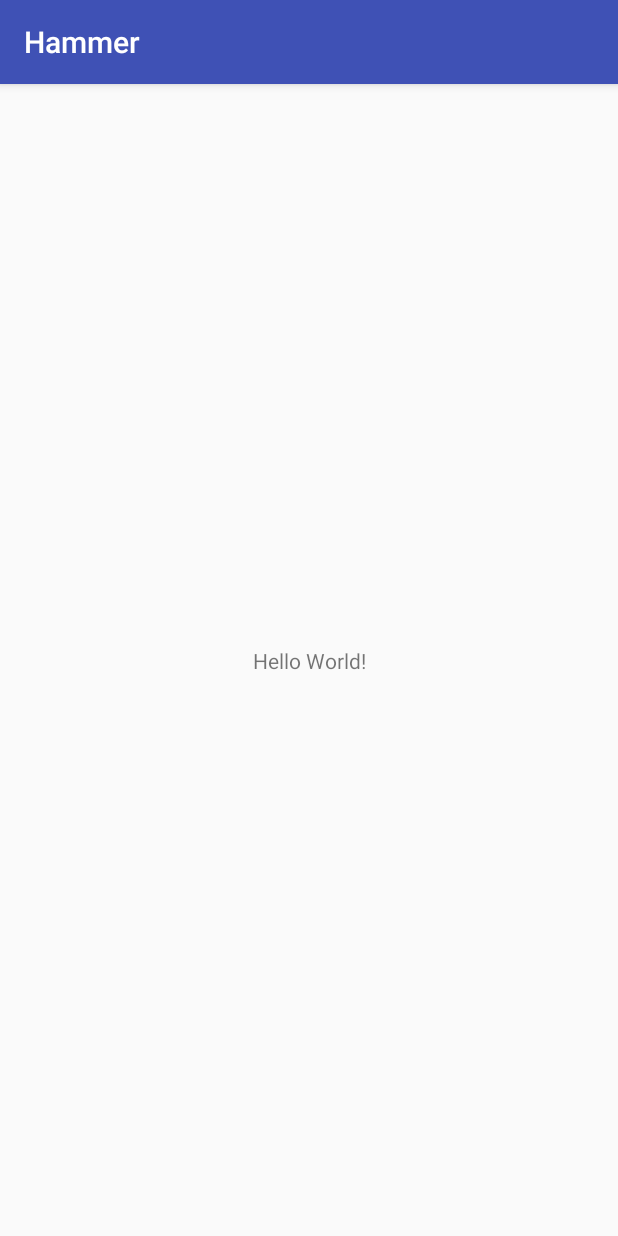
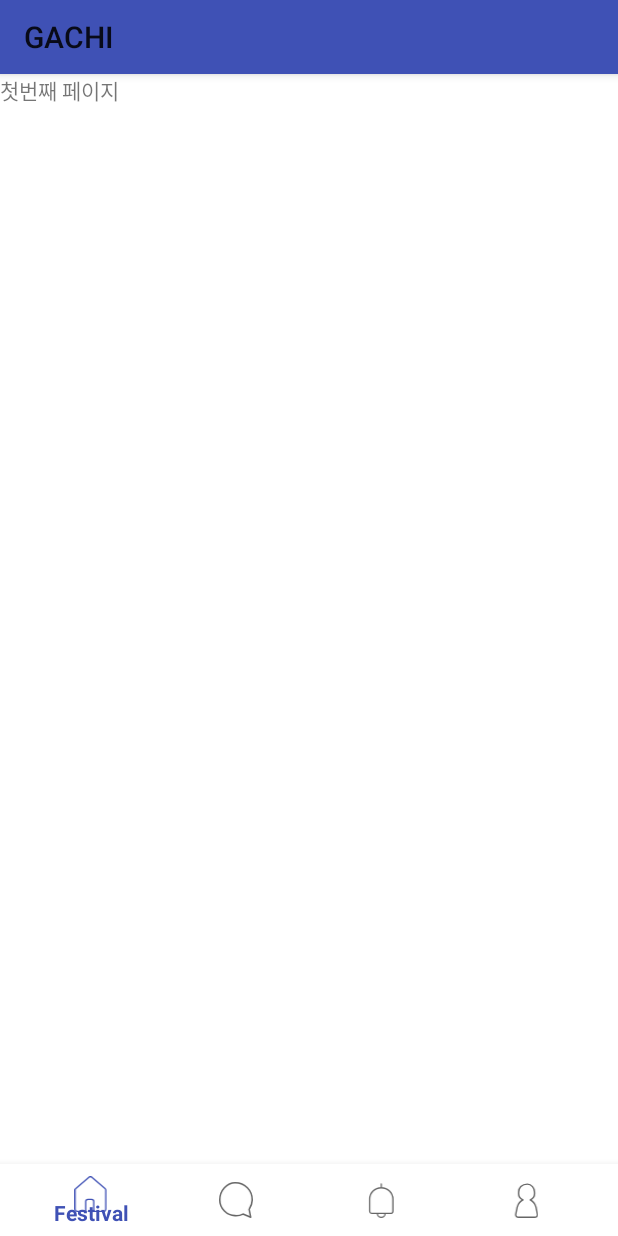
Before and after one commit to hagomy/hammer, an Android app: the screen it shows after launch (MainActivity), on a phone screen of 412 x 824 dp. Run offline under Robolectric (Android 15) with nearby library versions, the phone set to English and light mode, and no system bars; 4 statements that could not run were skipped.

Commit message:
Add fragments

```diff
--- a/app/src/main/AndroidManifest.xml
+++ b/app/src/main/AndroidManifest.xml
@@ -8,8 +8,8 @@
         android:label="@string/app_name"
         android:roundIcon="@mipmap/ic_launcher_round"
         android:supportsRtl="true"
-        android:theme="@style/AppTheme">
-        <activity android:name=".MainActivity">
+        android:theme="@style/AppTheme.NoTitle">
+        <activity android:name=".view.activity.MainActivity">
             <intent-filter>
                 <action android:name="android.intent.action.MAIN" />
 
--- a/app/src/main/kotlin/com/pickth/hammer/MainActivity.kt
+++ /dev/null
@@ -1,12 +0,0 @@
-package com.pickth.hammer
-
-import android.support.v7.app.AppCompatActivity
-import android.os.Bundle
-
-class MainActivity : AppCompatActivity() {
-
-    override fun onCreate(savedInstanceState: Bundle?) {
-        super.onCreate(savedInstanceState)
-        setContentView(R.layout.activity_main)
-    }
-}
--- /dev/null
+++ b/app/src/main/kotlin/com/pickth/hammer/adapter/MainPagerAdapter.kt
@@ -0,0 +1,58 @@
+/*
+ * Copyright 2017 Yonghoon Kim
+ *
+ * Licensed under the Apache License, Version 2.0 (the "License");
+ * you may not use this file except in compliance with the License.
+ * You may obtain a copy of the License at
+ *
+ *      http://www.apache.org/licenses/LICENSE-2.0
+ *
+ * Unless required by applicable law or agreed to in writing, software
+ * distributed under the License is distributed on an "AS IS" BASIS,
+ * WITHOUT WARRANTIES OR CONDITIONS OF ANY KIND, either express or implied.
+ * See the License for the specific language governing permissions and
+ * limitations under the License.
+ */
+
+package com.pickth.hammer.adapter
+
+import android.support.v4.app.Fragment
+import android.support.v4.app.FragmentManager
+import android.support.v4.app.FragmentStatePagerAdapter
+import com.pickth.hammer.view.fragment.Test2Fragment
+import com.pickth.hammer.view.fragment.Test3Fragment
+import com.pickth.hammer.view.fragment.Test4Fragment
+import com.pickth.hammer.view.fragment.TestFragment
+
+/**
+ * Created by yonghoon on 2018-01-09
+ * Blog   : http://blog.pickth.com
+ */
+
+class MainPagerAdapter(val fragmentManager: FragmentManager): FragmentStatePagerAdapter(fragmentManager) {
+    private val mTesetFragment = TestFragment.getInstance()
+    private val mTeset2Fragment = Test2Fragment.getInstance()
+    private val mTeset3Fragment = Test3Fragment.getInstance()
+    private val mTeset4Fragment = Test4Fragment.getInstance()
+
+    private val itemList = ArrayList<Int>()
+
+    override fun getItem(position: Int): Fragment = when(position) {
+//        1 -> mGachiFragment
+        0 -> mTesetFragment
+        1 -> mTeset2Fragment
+        2 -> mTeset3Fragment
+        3 -> mTeset4Fragment
+       else -> {
+           mTeset4Fragment
+       }
+    }
+
+    fun setListItem(position: Int) {
+        itemList.add(position)
+    }
+
+    fun getListItem(position: Int): Int = itemList[position]
+
+    override fun getCount(): Int = itemList.size
+}
--- /dev/null
+++ b/app/src/main/kotlin/com/pickth/hammer/view/activity/MainActivity.kt
@@ -0,0 +1,85 @@
+package com.pickth.hammer.view.activity
+
+import android.support.v7.app.AppCompatActivity
+import android.os.Bundle
+import android.support.design.widget.BottomNavigationView
+import android.support.v4.view.ViewPager
+import android.view.MenuItem
+import com.pickth.hammer.R
+import com.pickth.hammer.adapter.MainPagerAdapter
+import com.pickth.hammer.view.custom.MyBottomNavigationView
+import kotlinx.android.synthetic.main.activity_main.*
+
+class MainActivity : AppCompatActivity(), ViewPager.OnPageChangeListener {
+    private var mMainPagerAdapter: MainPagerAdapter? = null
+    private lateinit var mNavigation: MyBottomNavigationView
+    private lateinit var mMenuItem: MenuItem
+    private lateinit var prevBottomNavigation: MenuItem
+    private var mViewPager: ViewPager? = null
+
+    private val mOnNavigationItemSelectedListener = BottomNavigationView.OnNavigationItemSelectedListener { item ->
+        when (item.itemId) {
+            R.id.navigation_festival -> {
+                mViewPager?.currentItem = 0
+                return@OnNavigationItemSelectedListener true
+            }
+            R.id.navigation_chat -> {
+                mViewPager?.currentItem = 1
+                return@OnNavigationItemSelectedListener true
+            }
+            R.id.navigation_alarm -> {
+                mViewPager?.currentItem = 2
+                return@OnNavigationItemSelectedListener true
+            }
+            R.id.navigation_myinfo -> {
+                mViewPager!!.currentItem = 3
+                return@OnNavigationItemSelectedListener true
+            }
+        }
+        false
+    }
+
+    override fun onCreate(savedInstanceState: Bundle?) {
+        super.onCreate(savedInstanceState)
+        setContentView(R.layout.activity_main)
+
+        // actionbar
+        setSupportActionBar(main_toolbar)
+        supportActionBar?.setDisplayShowTitleEnabled(true)
+        supportActionBar?.setDisplayHomeAsUpEnabled(false)
+        title = "GACHI"
+
+        mNavigation = main_navigation
+        mNavigation.setOnNavigationItemSelectedListener(mOnNavigationItemSelectedListener)
+
+        mMainPagerAdapter = MainPagerAdapter(supportFragmentManager).apply {
+            setListItem(0)
+            setListItem(1)
+            setListItem(2)
+            setListItem(3)
+            notifyDataSetChanged()
+        }
+
+        mViewPager = view_pager.apply {
+            adapter = mMainPagerAdapter
+            currentItem = 0
+            offscreenPageLimit = 4
+            addOnPageChangeListener(this@MainActivity)
+        }
+
+        prevBottomNavigation = mNavigation.menu.getItem(0)
+    }
+
+    override fun onPageScrollStateChanged(state: Int) {
+    }
+
+    override fun onPageScrolled(position: Int, positionOffset: Float, positionOffsetPixels: Int) {
+    }
+
+    override fun onPageSelected(position: Int) {
+        prevBottomNavigation.isChecked = false
+        prevBottomNavigation = mNavigation.menu.getItem(position)
+        prevBottomNavigation.isChecked = true
+    }
+
+}
--- /dev/null
+++ b/app/src/main/kotlin/com/pickth/hammer/view/custom/MyBottomNavigationView.kt
@@ -0,0 +1,45 @@
+/*
+ * Copyright 2017 Yonghoon Kim
+ *
+ * Licensed under the Apache License, Version 2.0 (the "License");
+ * you may not use this file except in compliance with the License.
+ * You may obtain a copy of the License at
+ *
+ *      http://www.apache.org/licenses/LICENSE-2.0
+ *
+ * Unless required by applicable law or agreed to in writing, software
+ * distributed under the License is distributed on an "AS IS" BASIS,
+ * WITHOUT WARRANTIES OR CONDITIONS OF ANY KIND, either express or implied.
+ * See the License for the specific language governing permissions and
+ * limitations under the License.
+ */
+
+package com.pickth.hammer.view.custom
+
+import android.content.Context
+import android.support.design.internal.BottomNavigationMenuView
+import android.support.design.widget.BottomNavigationView
+import android.util.AttributeSet
+
+/**
+ * Created by yonghoon on 2018-01-08
+ * Blog   : http://blog.pickth.com
+ */
+
+class MyBottomNavigationView (context: Context, attrs: AttributeSet): BottomNavigationView(context, attrs) {
+    init {
+        centerMenuIcon()
+    }
+
+    private fun centerMenuIcon() {
+
+        val menuView: BottomNavigationMenuView = getChildAt(0) as BottomNavigationMenuView
+
+        menuView::class.java.getDeclaredField("mShiftingMode").apply {
+            isAccessible = true
+            setBoolean(menuView, false)
+            isAccessible = false
+        }
+
+    }
+}
--- /dev/null
+++ b/app/src/main/kotlin/com/pickth/hammer/view/fragment/Test2Fragment.kt
@@ -0,0 +1,28 @@
+package com.pickth.hammer.view.fragment
+
+import android.os.Bundle
+import android.support.v4.app.Fragment
+import android.view.LayoutInflater
+import android.view.View
+import android.view.ViewGroup
+import com.pickth.hammer.R
+import kotlinx.android.synthetic.main.fragment_test.view.*
+
+/**
+ * Created by yonghoon on 2018-01-09
+ * Blog   : http://blog.pickth.com
+ */
+
+class Test2Fragment : Fragment() {
+
+    companion object {
+        private val mInstance = Test2Fragment()
+        fun getInstance(): Test2Fragment = mInstance
+    }
+
+    override fun onCreateView(inflater: LayoutInflater, container: ViewGroup?, savedInstanceState: Bundle?): View? {
+        val rootView = inflater.inflate(R.layout.fragment_test, container, false)
+        rootView.tv_test.text = "두번째 페이지"
+        return rootView
+    }
+}
--- /dev/null
+++ b/app/src/main/kotlin/com/pickth/hammer/view/fragment/Test3Fragment.kt
@@ -0,0 +1,28 @@
+package com.pickth.hammer.view.fragment
+
+import android.os.Bundle
+import android.support.v4.app.Fragment
+import android.view.LayoutInflater
+import android.view.View
+import android.view.ViewGroup
+import com.pickth.hammer.R
+import kotlinx.android.synthetic.main.fragment_test.view.*
+
+/**
+ * Created by yonghoon on 2018-01-09
+ * Blog   : http://blog.pickth.com
+ */
+
+class Test3Fragment : Fragment() {
+
+    companion object {
+        private val mInstance = Test3Fragment()
+        fun getInstance(): Test3Fragment = mInstance
+    }
+
+    override fun onCreateView(inflater: LayoutInflater, container: ViewGroup?, savedInstanceState: Bundle?): View? {
+        val rootView = inflater.inflate(R.layout.fragment_test, container, false)
+        rootView.tv_test.text = "세번째 페이지"
+        return rootView
+    }
+}
--- /dev/null
+++ b/app/src/main/kotlin/com/pickth/hammer/view/fragment/Test4Fragment.kt
@@ -0,0 +1,28 @@
+package com.pickth.hammer.view.fragment
+
+import android.os.Bundle
+import android.support.v4.app.Fragment
+import android.view.LayoutInflater
+import android.view.View
+import android.view.ViewGroup
+import com.pickth.hammer.R
+import kotlinx.android.synthetic.main.fragment_test.view.*
+
+/**
+ * Created by yonghoon on 2018-01-09
+ * Blog   : http://blog.pickth.com
+ */
+
+class Test4Fragment : Fragment() {
+
+    companion object {
+        private val mInstance = Test4Fragment()
+        fun getInstance(): Test4Fragment = mInstance
+    }
+
+    override fun onCreateView(inflater: LayoutInflater, container: ViewGroup?, savedInstanceState: Bundle?): View? {
+        val rootView = inflater.inflate(R.layout.fragment_test, container, false)
+        rootView.tv_test.text = "네번째 페이지"
+        return rootView
+    }
+}
--- /dev/null
+++ b/app/src/main/kotlin/com/pickth/hammer/view/fragment/TestFragment.kt
@@ -0,0 +1,44 @@
+/*
+ * Copyright 2017 Yonghoon Kim
+ *
+ * Licensed under the Apache License, Version 2.0 (the "License");
+ * you may not use this file except in compliance with the License.
+ * You may obtain a copy of the License at
+ *
+ *      http://www.apache.org/licenses/LICENSE-2.0
+ *
+ * Unless required by applicable law or agreed to in writing, software
+ * distributed under the License is distributed on an "AS IS" BASIS,
+ * WITHOUT WARRANTIES OR CONDITIONS OF ANY KIND, either express or implied.
+ * See the License for the specific language governing permissions and
+ * limitations under the License.
+ */
+
+package com.pickth.hammer.view.fragment
+
+import android.os.Bundle
+import android.support.v4.app.Fragment
+import android.view.LayoutInflater
+import android.view.View
+import android.view.ViewGroup
+import com.pickth.hammer.R
+import kotlinx.android.synthetic.main.fragment_test.view.*
+
+/**
+ * Created by yonghoon on 2018-01-09
+ * Blog   : http://blog.pickth.com
+ */
+
+class TestFragment: Fragment() {
+
+    companion object {
+        private val mInstance = TestFragment()
+        fun getInstance(): TestFragment = mInstance
+    }
+
+    override fun onCreateView(inflater: LayoutInflater, container: ViewGroup?, savedInstanceState: Bundle?): View? {
+        val rootView = inflater.inflate(R.layout.fragment_test, container, false)
+        rootView.tv_test.text = "첫번째 페이지"
+        return rootView
+    }
+}
--- /dev/null
+++ b/app/src/main/res/drawable/ic_alarm.xml
@@ -0,0 +1,16 @@
+<?xml version="1.0" encoding="utf-8"?>
+<vector xmlns:android="http://schemas.android.com/apk/res/android"
+    android:width="20dp"
+    android:height="28dp"
+    android:viewportWidth="20"
+    android:viewportHeight="28">
+    <path
+        android:fillType="evenOdd"
+        android:strokeColor="@color/colorBrightGray00"
+        android:strokeWidth="1"
+        android:strokeLineJoin="round"
+        android:strokeLineCap="round"
+        android:pathData="M10.219 4.48c-4.971 0-9 3.948-9 8.82v9.486c0 0.935 0.773 1.694 1.729
+1.694h14.541c0.955 0 1.73-0.76 1.73-1.694V13.3c0-4.872-4.03-8.82-9-8.82zM13.219
+24.48a3 3 0 0 1-6 0M10.219 4.48v-3" />
+</vector>
--- /dev/null
+++ b/app/src/main/res/drawable/ic_chat.xml
@@ -0,0 +1,15 @@
+<?xml version="1.0" encoding="utf-8"?>
+<vector xmlns:android="http://schemas.android.com/apk/res/android"
+    android:width="22dp"
+    android:height="23dp"
+    android:viewportWidth="22"
+    android:viewportHeight="23">
+    <path
+        android:fillType="evenOdd"
+        android:strokeColor="@color/colorBrightGray00"
+        android:strokeWidth="1"
+        android:strokeLineJoin="round"
+        android:strokeLineCap="round"
+        android:pathData="M19.5 17.5c1.301-2.127 2-4.202 2-6 0-6.273-4.702-11-11-11-5.3 0-10 4.727-10 11 0
+5.39 4.7 10.116 10 10 2.053 0.116 3.524-0.232 5-1l5 2-1-5z" />
+</vector>
--- /dev/null
+++ b/app/src/main/res/drawable/ic_festival.xml
@@ -0,0 +1,21 @@
+<?xml version="1.0" encoding="utf-8"?>
+<vector xmlns:android="http://schemas.android.com/apk/res/android"
+    android:width="25dp"
+    android:height="27dp"
+    android:viewportWidth="25"
+    android:viewportHeight="27">
+    <path
+        android:fillType="evenOdd"
+        android:strokeColor="@color/colorBrightGray00"
+        android:strokeWidth="1"
+        android:pathData="M14.374 26.5h7.537c0.923 0 1.67-0.75
+1.67-1.673l-0.009-14.254c0-0.49-0.214-0.953-0.586-1.272L13.15 0.9 a1.668 1.668 0 0
+0-2.168 0L1.166 9.302a1.675 1.675 0 0 0-0.585 1.272v14.254a1.67 1.67 0 0 0 1.67
+1.673h7.282" />
+    <path
+        android:fillType="evenOdd"
+        android:strokeColor="@color/colorBrightGray00"
+        android:strokeWidth="1"
+        android:pathData="M8.581 26.5v-7.374c0-0.898 0.74 -1.626 1.652-1.626h2.698c0.911 0 1.65 0.728 1.65
+1.626V26.5" />
+</vector>
--- /dev/null
+++ b/app/src/main/res/drawable/ic_myinfo.xml
@@ -0,0 +1,16 @@
+<?xml version="1.0" encoding="utf-8"?>
+<vector xmlns:android="http://schemas.android.com/apk/res/android"
+    android:width="17dp"
+    android:height="25dp"
+    android:viewportWidth="17"
+    android:viewportHeight="25">
+    <path
+        android:fillType="evenOdd"
+        android:strokeColor="@color/colorBrightGray00"
+        android:strokeWidth="1"
+        android:strokeLineJoin="round"
+        android:strokeLineCap="round"
+        android:pathData="M16.419 22.48l-1-5c-0.674-2.384-2.205-4.101-4-5 1.836-0.78 3.238-2.815 3-5
+0.238-3.397-2.331-6-5-6-3.67 0-6.238 2.603-6 6-0.238 2.185 1.164 4.22 3 5-1.795
+0.899 -3.326 2.616-4 5l-1 5c-0.172 1.094 0.547 2 2 2h11c1.454 0 2.172-0.906 2-2z" />
+</vector>
--- a/app/src/main/res/layout/activity_main.xml
+++ b/app/src/main/res/layout/activity_main.xml
@@ -1,18 +1,43 @@
 <?xml version="1.0" encoding="utf-8"?>
-<android.support.constraint.ConstraintLayout xmlns:android="http://schemas.android.com/apk/res/android"
+<LinearLayout xmlns:android="http://schemas.android.com/apk/res/android"
     xmlns:app="http://schemas.android.com/apk/res-auto"
     xmlns:tools="http://schemas.android.com/tools"
+    android:orientation="vertical"
     android:layout_width="match_parent"
     android:layout_height="match_parent"
-    tools:context="com.pickth.hammer.MainActivity">
+    tools:context="com.pickth.hammer.view.activity.MainActivity">
 
-    <TextView
-        android:layout_width="wrap_content"
-        android:layout_height="wrap_content"
-        android:text="Hello World!"
-        app:layout_constraintBottom_toBottomOf="parent"
-        app:layout_constraintLeft_toLeftOf="parent"
-        app:layout_constraintRight_toRightOf="parent"
-        app:layout_constraintTop_toTopOf="parent" />
+    <!-- app bar -->
+    <android.support.design.widget.AppBarLayout
+        android:id="@+id/main_appbar"
+        android:layout_width="match_parent"
+        android:layout_height="wrap_content">
 
-</android.support.constraint.ConstraintLayout>
+        <android.support.v7.widget.Toolbar
+            android:id="@+id/main_toolbar"
+            android:layout_width="match_parent"
+            android:layout_height="?attr/actionBarSize"
+            android:minHeight="?attr/actionBarSize">
+
+
+        </android.support.v7.widget.Toolbar>
+
+    </android.support.design.widget.AppBarLayout>
+
+    <android.support.v4.view.ViewPager
+        android:id="@+id/view_pager"
+        android:layout_width="match_parent"
+        android:layout_height="0dp"
+        android:layout_weight="1">
+
+    </android.support.v4.view.ViewPager>
+    <com.pickth.hammer.view.custom.MyBottomNavigationView
+        android:id="@+id/main_navigation"
+        android:layout_width="match_parent"
+        android:layout_height="48dp"
+        android:layout_gravity="bottom"
+        android:background="@color/colorWhite"
+        app:menu="@menu/navigation"
+        tools:override="true"/>
+
+</LinearLayout>
--- /dev/null
+++ b/app/src/main/res/layout/fragment_test.xml
@@ -0,0 +1,14 @@
+<?xml version="1.0" encoding="utf-8"?>
+<LinearLayout xmlns:android="http://schemas.android.com/apk/res/android"
+    android:layout_width="match_parent"
+    android:layout_height="match_parent"
+    android:background="@color/colorWhite"
+    android:orientation="vertical">
+
+    <TextView
+        android:id="@+id/tv_test"
+        android:layout_width="wrap_content"
+        android:layout_height="wrap_content"
+        android:layout_marginBottom="47dp"
+        android:text="@string/app_name" />
+</LinearLayout>
--- /dev/null
+++ b/app/src/main/res/menu/navigation.xml
@@ -0,0 +1,28 @@
+<?xml version="1.0" encoding="utf-8"?>
+<menu xmlns:android="http://schemas.android.com/apk/res/android">
+
+    <item
+        android:id="@+id/navigation_festival"
+        android:icon="@drawable/ic_festival"
+        android:title="@string/title_festival" />
+
+    <!--<item-->
+    <!--android:id="@+id/navigation_gachi"-->
+    <!--android:icon="@drawable/ic_gachi"-->
+    <!--android:title="@string/title_gachi" />-->
+
+    <item
+        android:id="@+id/navigation_chat"
+        android:icon="@drawable/ic_chat"
+        android:title="@string/title_chat" />
+
+    <item
+        android:id="@+id/navigation_alarm"
+        android:icon="@drawable/ic_alarm"
+        android:title="@string/title_alarm" />
+
+    <item
+        android:id="@+id/navigation_myinfo"
+        android:icon="@drawable/ic_myinfo"
+        android:title="@string/title_myinfo" />
+</menu>
--- a/app/src/main/res/values/colors.xml
+++ b/app/src/main/res/values/colors.xml
@@ -3,4 +3,8 @@
     <color name="colorPrimary">#3F51B5</color>
     <color name="colorPrimaryDark">#303F9F</color>
     <color name="colorAccent">#FF4081</color>
+
+    <color name="colorWhite">#FFFFFF</color>
+
+    <color name="colorBrightGray00">#a4aab3</color>
 </resources>
--- a/app/src/main/res/values/strings.xml
+++ b/app/src/main/res/values/strings.xml
@@ -1,3 +1,9 @@
 <resources>
     <string name="app_name">Hammer</string>
+
+    <string name="title_festival">Festival</string>
+    <string name="title_gachi">Gachi</string>
+    <string name="title_chat">Chat</string>
+    <string name="title_alarm">Alarm</string>
+    <string name="title_myinfo">My info</string>
 </resources>
--- a/app/src/main/res/values/styles.xml
+++ b/app/src/main/res/values/styles.xml
@@ -8,4 +8,12 @@
         <item name="colorAccent">@color/colorAccent</item>
     </style>
 
+    <style name="AppTheme.NoTitle">
+        <item name="windowActionBar">false</item>
+        <item name="windowNoTitle">true</item>
+
+        <item name="android:actionBarSize">49dp</item>
+        <item name="actionBarSize">49dp</item>
+    </style>
+
 </resources>
```
Also changed, not shown: app/build.gradle (+15 -2 lines).
